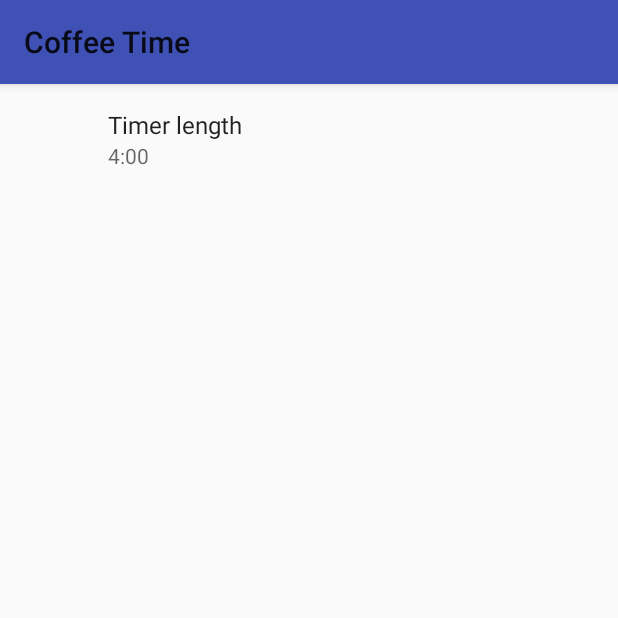
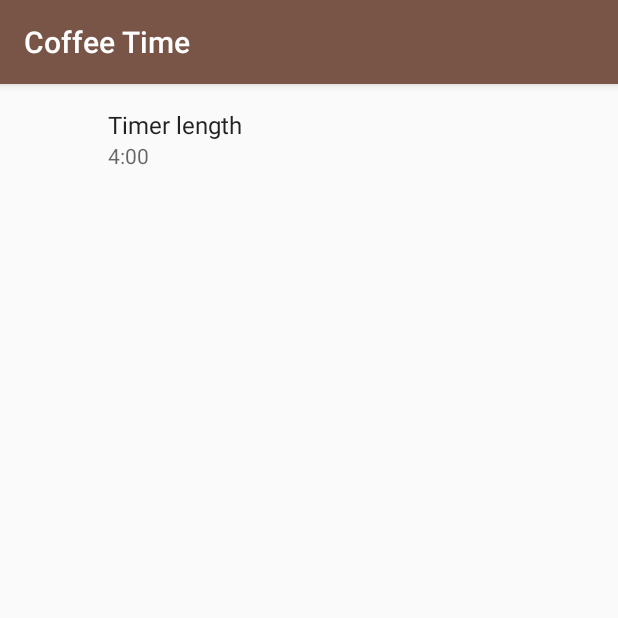
Before and after one commit to jinglebiscuits/coffee_timer, an Android app: the screen it shows after launch (SettingsActivity), on a phone screen of 412 x 824 dp, the top half of it. Run offline under Robolectric (Android 15) with nearby library versions, the phone set to English and light mode, and no system bars; our stand-ins replace androidx.preference.

Commit message:
setting color scheme

```diff
--- a/app/src/main/res/values/colors.xml
+++ b/app/src/main/res/values/colors.xml
@@ -1,6 +1,6 @@
 <?xml version="1.0" encoding="utf-8"?>
 <resources>
-    <color name="colorPrimary">#3F51B5</color>
-    <color name="colorPrimaryDark">#303F9F</color>
-    <color name="colorAccent">#FF4081</color>
+    <color name="colorPrimary">#795548</color>
+    <color name="colorPrimaryDark">#4b2c20</color>
+    <color name="colorAccent">#81c784</color>
 </resources>
--- a/app/src/main/res/values/styles.xml
+++ b/app/src/main/res/values/styles.xml
@@ -1,7 +1,7 @@
 <resources>
 
     <!-- Base application theme. -->
-    <style name="AppTheme" parent="Theme.AppCompat.Light">
+    <style name="AppTheme" parent="Theme.AppCompat.DayNight.DarkActionBar">
         <!-- Customize your theme here. -->
         <item name="colorPrimary">@color/colorPrimary</item>
         <item name="colorPrimaryDark">@color/colorPrimaryDark</item>
```
